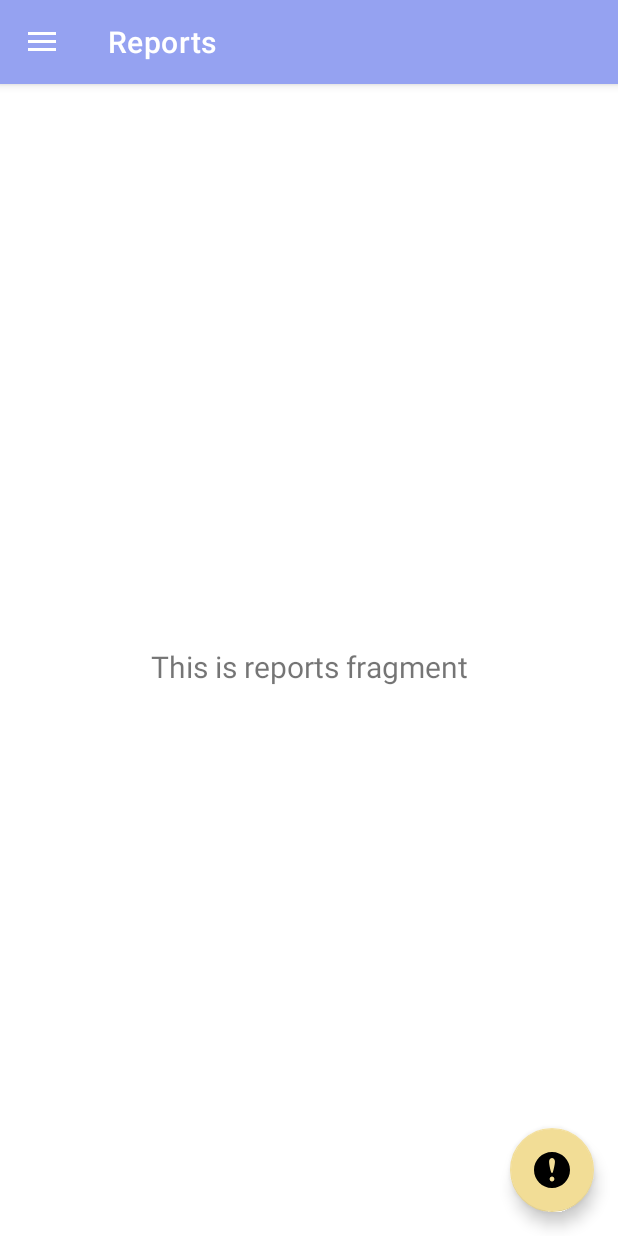
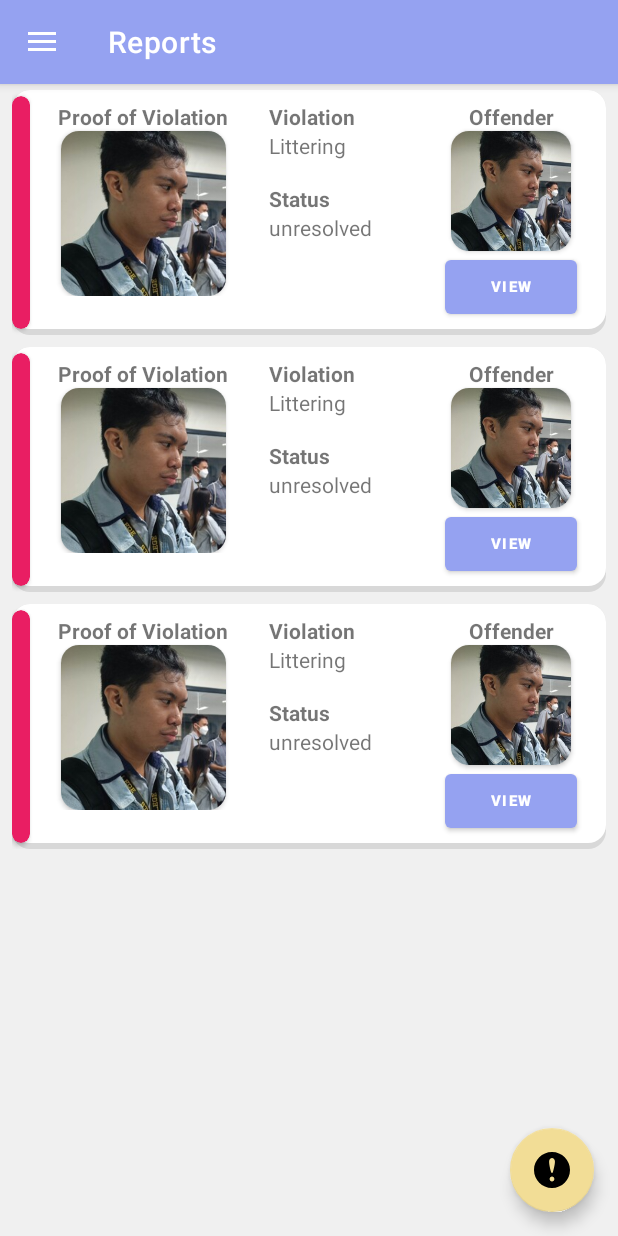
Before and after one commit to Grrom/barangay_cleaning, an Android app: the screen it shows after launch (MainActivity), in the side drawer, after a tap on "Reports", on a phone screen of 412 x 824 dp. Run offline under Robolectric (Android 15) with nearby library versions, the phone set to English and light mode, and no system bars; our stand-ins replace navigation-ui.

Commit message:
add violation recycler view

```diff
--- /dev/null
+++ b/app/src/main/java/com/example/barangay_cleaning/adapters/ReportsAdapter.java
@@ -0,0 +1,75 @@
+package com.example.barangay_cleaning.adapters;
+
+import android.content.Context;
+import android.content.Intent;
+import android.view.LayoutInflater;
+import android.view.View;
+import android.view.ViewGroup;
+import android.widget.Button;
+import android.widget.ImageView;
+import android.widget.TextView;
+
+import androidx.annotation.NonNull;
+import androidx.cardview.widget.CardView;
+import androidx.recyclerview.widget.RecyclerView;
+
+import com.example.barangay_cleaning.R;
+import com.example.barangay_cleaning.models.Report;
+import com.example.barangay_cleaning.views.ResidentActivity;
+
+import java.util.ArrayList;
+
+public class ReportsAdapter  extends RecyclerView.Adapter<ReportsAdapter.MyViewHolder>{
+    Context context;
+    ArrayList<Report> reports;
+
+    public ReportsAdapter(Context context, ArrayList<Report> reports){
+        this.context = context;
+        this.reports = reports;
+    }
+
+    @NonNull
+    @Override
+    public ReportsAdapter.MyViewHolder onCreateViewHolder(@NonNull ViewGroup parent, int viewType) {
+        return new ReportsAdapter.MyViewHolder(LayoutInflater.from(context).inflate(R.layout.violation_item_row, parent , false));
+    }
+
+    @Override
+    public void onBindViewHolder(@NonNull ReportsAdapter.MyViewHolder holder, int position) {
+        holder.name.setText(reports.get(position).getName());
+        holder.status.setText(reports.get(position).getStatus());
+        holder.image.setImageResource(reports.get(position).getImage());
+        if(reports.get(position).getStatus().equals("unresolved")){
+            holder.statusIndicator.setCardBackgroundColor(context.getResources().getColor(R.color.red));
+        }
+        holder.viewButton.setOnClickListener(view->{
+            Intent intent = new Intent(context, ResidentActivity.class);
+            intent.putExtra("resident", reports.get(position).getOffender());
+            context.startActivity(intent);
+        });
+    }
+
+    @Override
+    public int getItemCount() {
+        return reports.size();
+    }
+
+    public static class MyViewHolder extends RecyclerView.ViewHolder{
+
+        ImageView image;
+        TextView name;
+        TextView status;
+        Button viewButton;
+        CardView statusIndicator;
+
+        public MyViewHolder(@NonNull View itemView) {
+            super(itemView);
+
+            image = itemView.findViewById(R.id.violation_image_proof);
+            name = itemView.findViewById(R.id.violation_name);
+            status = itemView.findViewById(R.id.violation_status);
+            viewButton = itemView.findViewById(R.id.view_button);
+            statusIndicator= itemView.findViewById(R.id.status_indicator);
+        }
+    }
+}
--- /dev/null
+++ b/app/src/main/java/com/example/barangay_cleaning/models/Report.java
@@ -0,0 +1,31 @@
+package com.example.barangay_cleaning.models;
+
+public class Report {
+    int image;
+    String name;
+    String status;
+    Resident offender;
+
+    public Report(int image, String name, String status, Resident offender) {
+        this.image = image;
+        this.name = name;
+        this.status = status;
+        this.offender = offender;
+    }
+
+    public int getImage() {
+        return image;
+    }
+
+    public String getName() {
+        return name;
+    }
+
+    public String getStatus() {
+        return status;
+    }
+
+    public Resident getOffender() {
+        return offender;
+    }
+}
--- a/app/src/main/java/com/example/barangay_cleaning/ui/reports/ReportsFragment.java
+++ b/app/src/main/java/com/example/barangay_cleaning/ui/reports/ReportsFragment.java
@@ -9,24 +9,57 @@ import android.widget.TextView;
 import androidx.annotation.NonNull;
 import androidx.fragment.app.Fragment;
 import androidx.lifecycle.ViewModelProvider;
+import androidx.recyclerview.widget.LinearLayoutManager;
+import androidx.recyclerview.widget.RecyclerView;
 
+import com.example.barangay_cleaning.R;
+import com.example.barangay_cleaning.adapters.AreasAdapter;
+import com.example.barangay_cleaning.adapters.ReportsAdapter;
+import com.example.barangay_cleaning.databinding.FragmentAreasBinding;
+import com.example.barangay_cleaning.databinding.FragmentReportsBinding;
+import com.example.barangay_cleaning.databinding.FragmentResidentsBinding;
 import com.example.barangay_cleaning.databinding.FragmentSlideshowBinding;
+import com.example.barangay_cleaning.models.Report;
+import com.example.barangay_cleaning.models.Resident;
+import com.example.barangay_cleaning.ui.areas.AreasViewModel;
+
+import java.util.ArrayList;
 
 public class ReportsFragment extends Fragment {
 
-    private FragmentSlideshowBinding binding;
+
+    private FragmentReportsBinding binding;
+
+    ArrayList<Report> reports = new ArrayList<>();
+
 
     public View onCreateView(@NonNull LayoutInflater inflater,
                              ViewGroup container, Bundle savedInstanceState) {
-        ReportsViewModel slideshowViewModel =
+        binding = FragmentReportsBinding.inflate(inflater, container, false);
+        View root = binding.getRoot();
+
+        RecyclerView recyclerView = binding.reportsRecyclerView;
+        setupReports();
+
+        ReportsAdapter adapter  = new ReportsAdapter(getContext(), reports);
+        recyclerView.setAdapter(adapter);
+        recyclerView.setLayoutManager(new LinearLayoutManager(getContext()));
+
+        ReportsViewModel areasViewModel =
                 new ViewModelProvider(this).get(ReportsViewModel.class);
 
-        binding = FragmentSlideshowBinding.inflate(inflater, container, false);
-        View root = binding.getRoot();
+        return root;
+    }
 
-        final TextView textView = binding.textSlideshow;
-        slideshowViewModel.getText().observe(getViewLifecycleOwner(), textView::setText);
-        return root;
+    private void setupReports(){
+        String name ="Littering";
+        String status= "unresolved";
+        int image= R.drawable.temp_profile;
+        String[] names = {"Gab", "Kyle","Jerome"};
+
+        for (int i = 0; i < names.length; i++){
+            reports.add(new Report(image, name,status , new Resident(image, names[i], 20, "Purok 3")));
+        }
     }
 
     @Override
--- /dev/null
+++ b/app/src/main/res/layout/fragment_reports.xml
@@ -0,0 +1,18 @@
+<?xml version="1.0" encoding="utf-8"?>
+
+<androidx.appcompat.widget.LinearLayoutCompat
+    xmlns:android="http://schemas.android.com/apk/res/android"
+    xmlns:tools="http://schemas.android.com/tools"
+    android:layout_width="match_parent"
+    android:layout_height="match_parent"
+    android:layout_gravity="center"
+    android:background="@color/bg_light"
+    tools:context=".ui.reports.ReportsFragment">
+
+    <androidx.recyclerview.widget.RecyclerView
+        android:id="@+id/reportsRecyclerView"
+        android:layout_width="match_parent"
+        android:layout_height="match_parent"
+        android:textAlignment="center"
+        />
+</androidx.appcompat.widget.LinearLayoutCompat>
--- a/app/src/main/res/layout/violation_item_row.xml
+++ b/app/src/main/res/layout/violation_item_row.xml
@@ -6,8 +6,17 @@
     android:orientation="horizontal"
     android:layout_marginHorizontal="8dp"
     android:layout_marginVertical="4dp"
-    android:padding="8dp"
     android:background="@drawable/card_background">
+
+
+    <androidx.cardview.widget.CardView
+        android:id="@+id/status_indicator"
+        android:layout_width="12dp"
+        android:layout_height="match_parent"
+        android:layout_marginVertical="4dp"
+        app:cardBackgroundColor="@color/green"
+        app:cardCornerRadius="8dp"
+        />
 
     <LinearLayout
         android:layout_weight="1"
--- a/app/src/main/res/values/colors.xml
+++ b/app/src/main/res/values/colors.xml
@@ -5,7 +5,11 @@
     <color name="primary_dark">#5661A6</color>
     <color name="secondary_light">#F2DD96</color>
     <color name="secondary_dark">#A68F46</color>
+
     <color name="black">#FF000000</color>
     <color name="white">#FFFFFFFF</color>
     <color name="bg_light">#FFF0F0F0</color>
+
+    <color name="green">#009688</color>
+    <color name="red">#E91E63</color>
 </resources>
```
